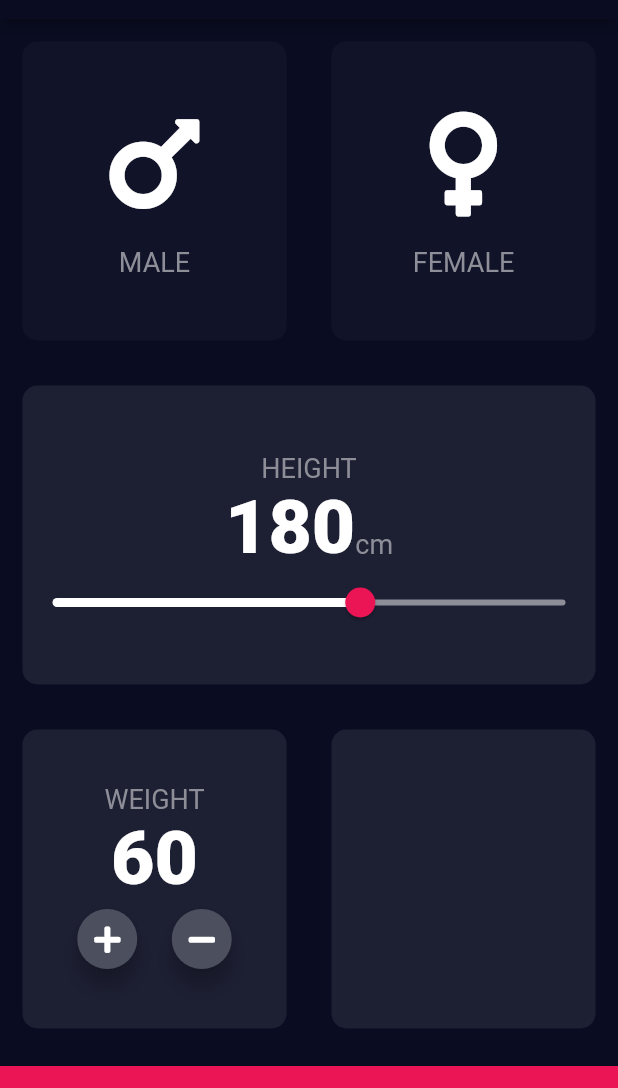
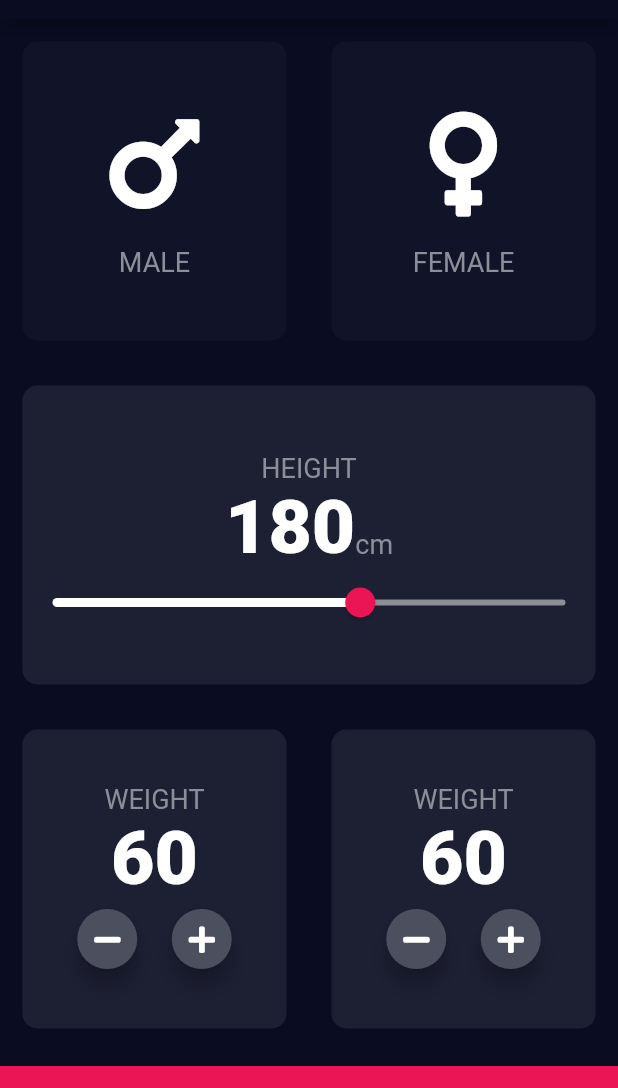
Before and after one commit to TeddyJubu/bmi-calculator-practice, a Flutter app: the screen it shows after launch, on a phone screen of 412 x 824 dp, the part 65-1153 px from its top. Run offline on Flutter 3.47's test engine with Material 2 defaults, Android fonts, the phone set to English and light mode, and no system bars; our stand-ins replace font_awesome_flutter.

Commit message:
weight working

```diff
--- a/lib/input_page.dart
+++ b/lib/input_page.dart
@@ -131,11 +131,15 @@ class _InputPageState extends State<InputPage> {
             child: Row(
               children: <Widget>[
                 Expanded(
-                  child: bottomCards(labelText: "WEIGHT"),
+                  child: ReusableCard(
+                    colour: kActiveCardColor,
+                    cardChild: BottomCard(),
+                  ),
                 ),
                 Expanded(
                   child: ReusableCard(
                     colour: kActiveCardColor,
+                    cardChild: BottomCard(),
                   ),
                 ),
               ],
--- a/lib/reusable_card.dart
+++ b/lib/reusable_card.dart
@@ -2,6 +2,8 @@ import 'package:flutter/material.dart';
 import 'package:font_awesome_flutter/font_awesome_flutter.dart';
 
 import 'constants.dart';
+
+int weight = 60;
 
 ///empty boxes .......................
 class ReusableCard extends StatelessWidget {
@@ -27,15 +29,28 @@ class ReusableCard extends StatelessWidget {
   }
 }
 
-///Bottom two card's contents
-ReusableCard bottomCards({String labelText}) {
-//    IconData rightIcon;
-//    IconData leftIcon;
-  int weight = 60;
+class BottomCard extends StatefulWidget {
+  @override
+  _BottomCardState createState() => _BottomCardState();
+}
 
-  return ReusableCard(
-    colour: kActiveCardColor,
-    cardChild: Column(
+class _BottomCardState extends State<BottomCard> {
+  String labelText = "WEIGHT";
+  void plus() {
+    setState(() {
+      weight++;
+    });
+  }
+
+  void minus() {
+    setState(() {
+      weight--;
+    });
+  }
+
+  @override
+  Widget build(BuildContext context) {
+    return Column(
       mainAxisAlignment: MainAxisAlignment.center,
       children: <Widget>[
         Text(
@@ -49,32 +64,41 @@ ReusableCard bottomCards({String labelText}) {
         Row(
           mainAxisAlignment: MainAxisAlignment.center,
           children: <Widget>[
+            ///Minus Button
             RoundButton(
-              icon: FontAwesomeIcons.plus,
+              buttonPress: () {
+                minus();
+              },
+              icon: FontAwesomeIcons.minus,
             ),
             SizedBox(
               width: 15.0,
             ),
+
+            ///plus button
             RoundButton(
-              icon: FontAwesomeIcons.minus,
+              buttonPress: () {
+                plus();
+              },
+              icon: FontAwesomeIcons.plus,
             ),
           ],
         )
       ],
-    ),
-  );
+    );
+  }
 }
 
 ///Round Buttons for bottom cards
 class RoundButton extends StatelessWidget {
-  RoundButton({this.icon});
+  RoundButton({this.icon, this.buttonPress});
   final IconData icon;
-
+  final Function buttonPress;
   @override
   Widget build(BuildContext context) {
     return RawMaterialButton(
       onPressed: () {
-        print("hi");
+        buttonPress();
       },
       child: Icon(
         icon,
```
